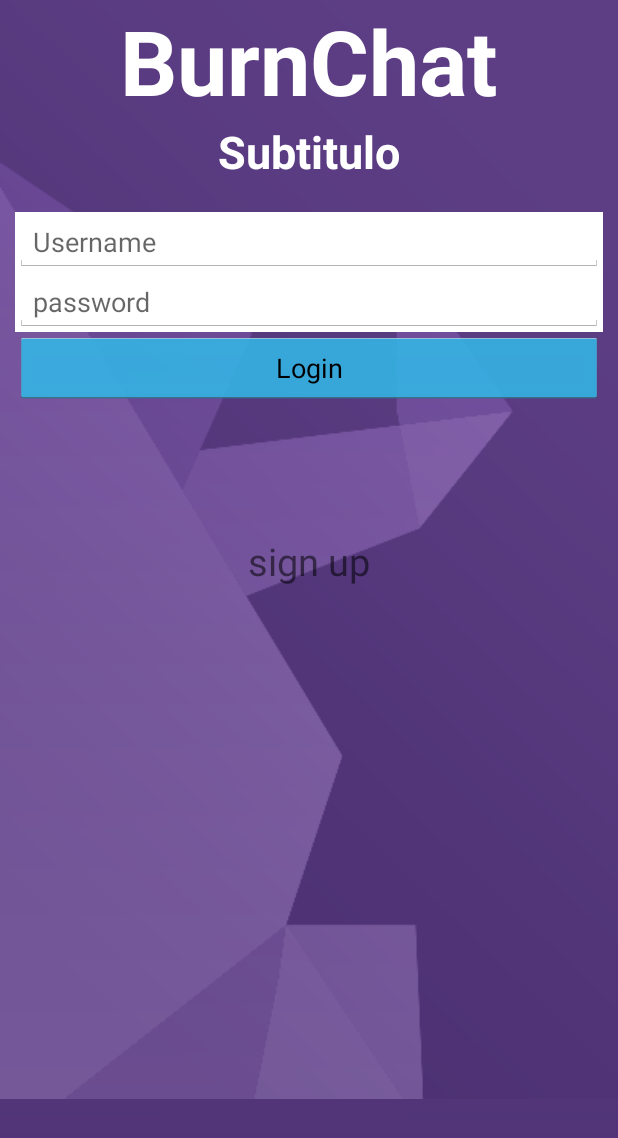
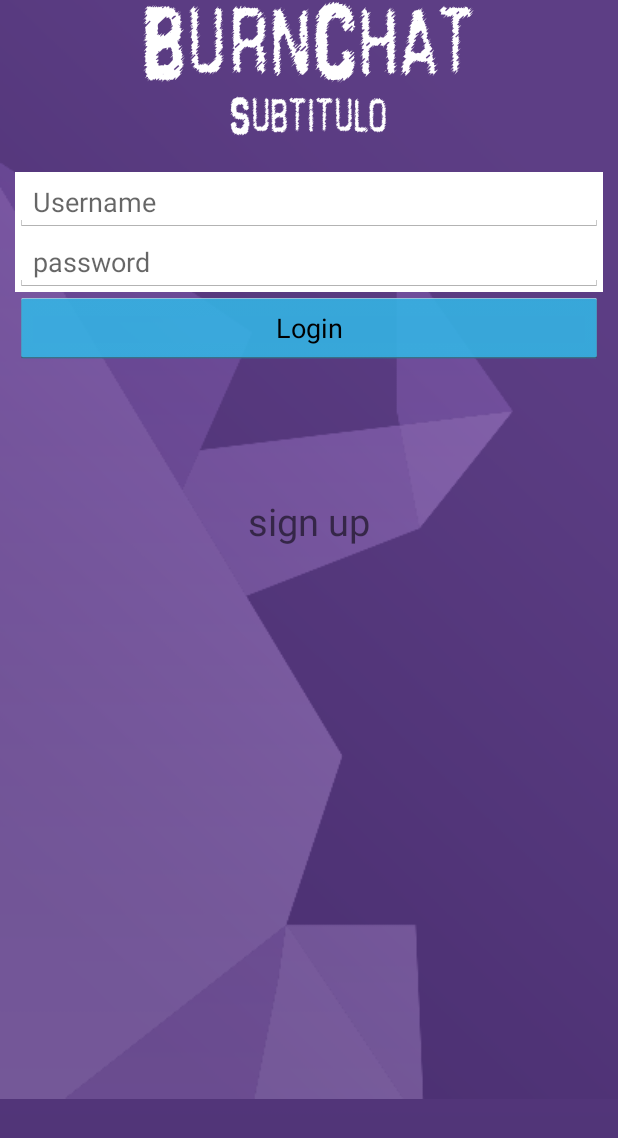
Before and after one commit to Roizus/BurnChat, an Android app: the LoginActivity screen opened directly, with no data from a screen before it, on a phone screen of 412 x 824 dp. Shown: the top 1138 px of the screen. Run offline under Robolectric (Android 15) with nearby library versions, the phone set to English and light mode, and no system bars; libraries missing offline, so code that uses them is left out: com.parse.

Commit message:
Add font

```diff
--- a/app/src/main/java/es/dev_burnchat/burnchat/LoginActivity.java
+++ b/app/src/main/java/es/dev_burnchat/burnchat/LoginActivity.java
@@ -3,6 +3,7 @@ package es.dev_burnchat.burnchat;
 import android.app.AlertDialog;
 import android.content.Intent;
 import android.content.res.Resources;
+import android.graphics.Typeface;
 import android.os.Bundle;
 import android.support.v4.view.MenuItemCompat;
 import android.support.v7.app.AppCompatActivity;
@@ -24,6 +25,10 @@ public class LoginActivity extends AppCompatActivity {
     MenuItem miActionProgressItem;
 
 
+
+
+
+
     @Override
     protected void onCreate(Bundle savedInstanceState) {
         super.onCreate(savedInstanceState);
@@ -35,11 +40,21 @@ public class LoginActivity extends AppCompatActivity {
             public void onClick(View v) {
                 Intent intent=new Intent(LoginActivity.this,SignUpActivity.class);
                 startActivity(intent);
+
             }
         });
 
         username=(EditText)findViewById(R.id.usernameField);
         password=(EditText)findViewById(R.id.passwordField);
+
+
+
+        TextView myTitle = (TextView)findViewById(R.id.title);
+        TextView mySubtitle = (TextView)findViewById(R.id.subtitle);
+        Typeface myFont = Typeface.createFromAsset(getAssets(), "font/leadcoat.ttf");
+        myTitle.setTypeface(myFont);
+        mySubtitle.setTypeface(myFont);
+
     }
 
     @Override
```
Also changed, not shown: app/src/main/assets/font/SensaBrush-FillDemo.otf (added), app/src/main/assets/font/SensaSans-RegularDemo.otf (added), app/src/main/assets/font/leadcoat.ttf (added).
